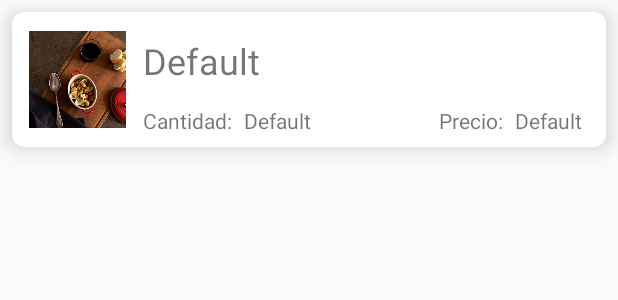
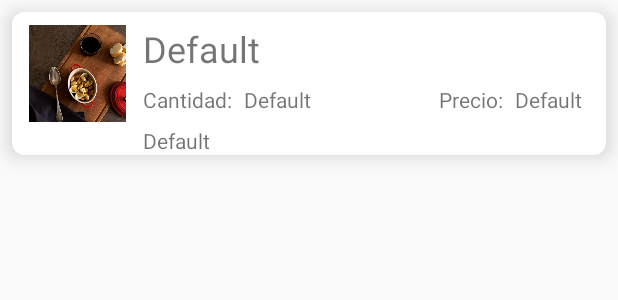
Before and after one commit to baiofer/McAlister, an Android app: the layout cell_table.xml on its own in the app's theme, with its tools: preview values and no code run, on a phone screen of 412 x 824 dp. Shown: the top 300 px of the screen. Run offline under Robolectric (Android 15) with nearby library versions, the phone set to English and light mode, and no system bars.

Commit message:
Plates of Table, passed from ListView to RecyclerView

```diff
--- a/app/src/main/java/com/jarzasa/mcalister/activity/PlateDescriptionActivity.kt
+++ b/app/src/main/java/com/jarzasa/mcalister/activity/PlateDescriptionActivity.kt
@@ -58,11 +58,7 @@ class PlateDescriptionActivity : AppCompatActivity() {
                     "mero_en_salsa_de_setas.jpg" -> photo_plate.setImageResource(R.drawable.mero_en_salsa_de_setas)
                     "pechuga_de_pollo_en_salsa_de_almendras_y_curry.jpg" -> photo_plate.setImageResource(R.drawable.pechuga_de_pollo_en_salsa_de_almendras_y_curry)
                     "tarta_de_queso_con_mermelada_de_fresa.jpg" -> photo_plate.setImageResource(R.drawable.tarta_de_queso_con_mermelada_de_fresa)
-
                 }
-
-
-
             }
         }
 
--- a/app/src/main/res/layout/activity_table.xml
+++ b/app/src/main/res/layout/activity_table.xml
@@ -27,7 +27,7 @@
             app:layout_constraintStart_toStartOf="parent"
             app:layout_constraintTop_toTopOf="parent"/>
 
-        <ListView
+        <android.support.v7.widget.RecyclerView
             android:id="@+id/table_plates"
             android:layout_width="0dp"
             android:layout_height="0dp"
--- a/app/src/main/res/layout/cell_table.xml
+++ b/app/src/main/res/layout/cell_table.xml
@@ -20,13 +20,11 @@
             android:id="@+id/cell_table_image"
             android:layout_width="71dp"
             android:layout_height="74dp"
-            android:layout_marginBottom="@dimen/normal_margin"
             android:layout_marginStart="@dimen/normal_margin"
-            android:layout_marginTop="@dimen/normal_margin"
-            app:layout_constraintBottom_toBottomOf="parent"
+            android:layout_marginTop="@dimen/small_margin"
+            android:contentDescription="@string/default_text"
             app:layout_constraintStart_toStartOf="parent"
             app:layout_constraintTop_toTopOf="parent"
-            android:contentDescription="@string/default_text"
             app:srcCompat="@drawable/alubias_con_almejas"/>
 
         <TextView
@@ -35,7 +33,8 @@
             android:layout_height="wrap_content"
             android:layout_marginEnd="@dimen/normal_margin"
             android:layout_marginStart="@dimen/normal_margin"
-            android:layout_marginTop="@dimen/normal_margin"
+            android:layout_marginTop="@dimen/small_margin"
+            android:gravity="top|start"
             android:text="@string/default_text"
             android:textSize="@dimen/big_text"
             app:layout_constraintEnd_toEndOf="parent"
@@ -47,36 +46,50 @@
             android:layout_width="wrap_content"
             android:layout_height="wrap_content"
             android:layout_marginStart="@dimen/normal_margin"
+            android:layout_marginTop="8dp"
             android:text="@string/quantity"
-            app:layout_constraintBottom_toBottomOf="@+id/cell_table_image"
-            app:layout_constraintStart_toEndOf="@+id/cell_table_image"/>
+            app:layout_constraintStart_toEndOf="@+id/cell_table_image"
+            app:layout_constraintTop_toBottomOf="@+id/cell_table_name"/>
 
         <TextView
-            android:id="@+id/cell_name_quantity"
+            android:id="@+id/cell_table_quantity"
             android:layout_width="wrap_content"
             android:layout_height="wrap_content"
             android:layout_marginStart="@dimen/normal_margin"
+            android:layout_marginTop="8dp"
             android:text="@string/default_text"
-            app:layout_constraintBottom_toBottomOf="@+id/cell_table_image"
-            app:layout_constraintStart_toEndOf="@+id/cell_table_quantity_name"/>
+            app:layout_constraintStart_toEndOf="@+id/cell_table_quantity_name"
+            app:layout_constraintTop_toBottomOf="@+id/cell_table_name"/>
 
         <TextView
             android:id="@+id/cell_plate_price_name"
             android:layout_width="wrap_content"
             android:layout_height="wrap_content"
             android:layout_marginEnd="@dimen/normal_margin"
+            android:layout_marginTop="8dp"
             android:text="@string/price"
-            app:layout_constraintBottom_toBottomOf="@+id/cell_table_image"
-            app:layout_constraintEnd_toStartOf="@+id/cell_plate_price"/>
+            app:layout_constraintEnd_toStartOf="@+id/cell_plate_price"
+            app:layout_constraintTop_toBottomOf="@+id/cell_table_name"/>
 
         <TextView
             android:id="@+id/cell_plate_price"
             android:layout_width="wrap_content"
             android:layout_height="wrap_content"
             android:layout_marginEnd="@dimen/normal_margin"
+            android:layout_marginTop="8dp"
             android:text="@string/default_text"
-            app:layout_constraintBottom_toBottomOf="@+id/cell_table_image"
-            app:layout_constraintEnd_toEndOf="@+id/cell_table_name"/>
+            app:layout_constraintEnd_toEndOf="@+id/cell_table_name"
+            app:layout_constraintTop_toBottomOf="@+id/cell_table_name"/>
+
+        <TextView
+            android:id="@+id/cell_table_notes"
+            android:layout_width="0dp"
+            android:layout_height="wrap_content"
+            android:layout_marginTop="8dp"
+            android:text="@string/default_text"
+            app:layout_constraintEnd_toEndOf="@+id/cell_plate_price"
+            app:layout_constraintStart_toStartOf="@+id/cell_table_quantity_name"
+            app:layout_constraintTop_toBottomOf="@+id/cell_table_quantity_name"/>
 
     </android.support.constraint.ConstraintLayout>
 
```
Also changed, not shown: app/src/main/java/com/jarzasa/mcalister/activity/TableActivity.kt (+28 -0 lines), app/src/main/java/com/jarzasa/mcalister/adapter/TableRecyclerViewAdapter.kt (added, +70 -0 lines).
